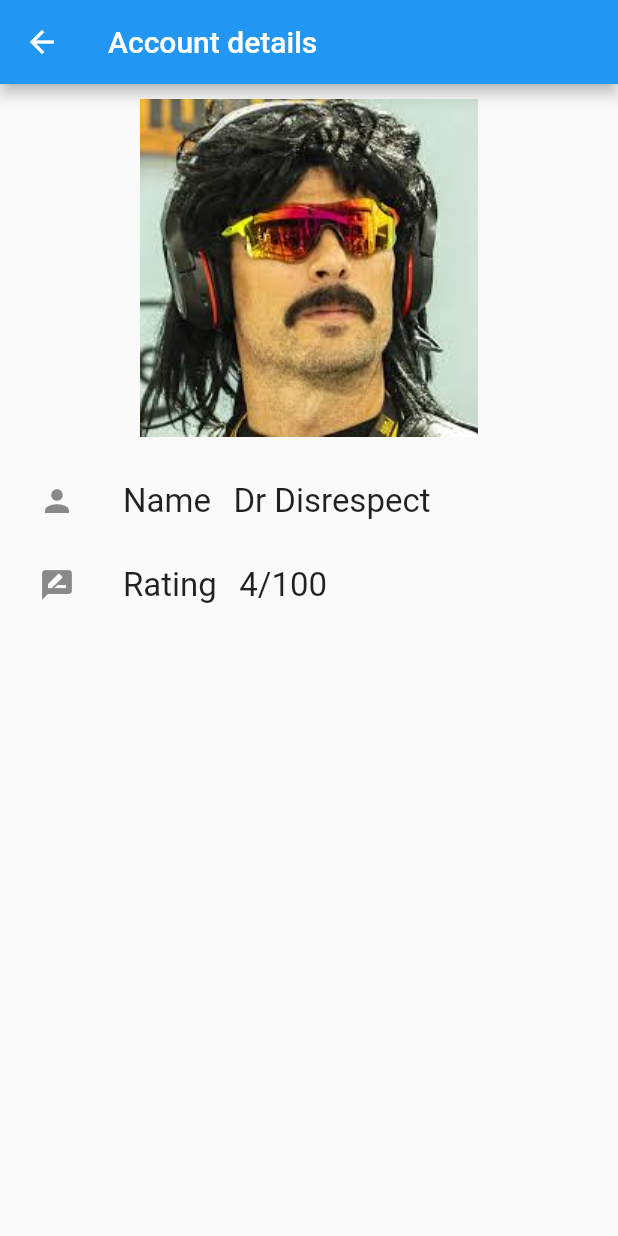
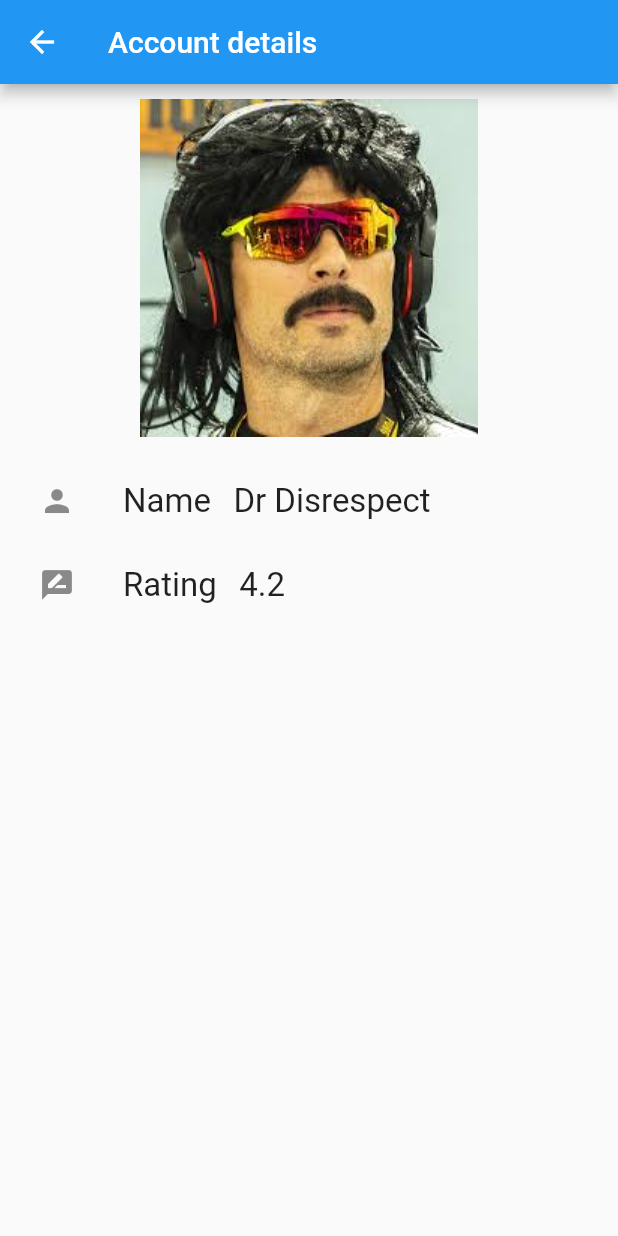
Before and after one commit to DSC-Flutter-PU/Project-App, a Flutter app: the Account screen opened directly, on a phone screen of 412 x 824 dp. Run offline on Flutter 3.47's test engine with Material 2 defaults, Android fonts, the phone set to English and light mode, and no system bars; our stand-ins replace sqflite; missing offline and left inert: password; accounts and stored records are empty.

```diff
--- a/lib/account.dart
+++ b/lib/account.dart
@@ -1,3 +1,4 @@
+import 'package:employeeapp/data/Employee.dart';
 import 'package:flutter/material.dart';
 
 class Account extends StatefulWidget {
@@ -6,6 +7,15 @@ class Account extends StatefulWidget {
 }
 
 class _AccountState extends State<Account> {
+  Employee fakeAccount = new Employee(
+    name: "Dr Disrespect",
+    username: "drdr",
+    password: "5dwR422",
+    age: 22,
+    rating: 4.2,
+    count: 2,
+  );
+
   @override
   Widget build(BuildContext context) {
     return Scaffold(
@@ -38,7 +48,7 @@ class _AccountState extends State<Account> {
                       width: 15.0,
                     ),
                     Text(
-                      "Dr Disrespect",
+                      fakeAccount.name,
                       style: TextStyle(
                         fontSize: 22.0,
                       ),
@@ -60,7 +70,7 @@ class _AccountState extends State<Account> {
                       width: 15.0,
                     ),
                     Text(
-                      "4/100",
+                      fakeAccount.rating.toString(),
                       style: TextStyle(
                         fontSize: 22.0,
                       ),
```
Also changed, not shown: 1 other file.
